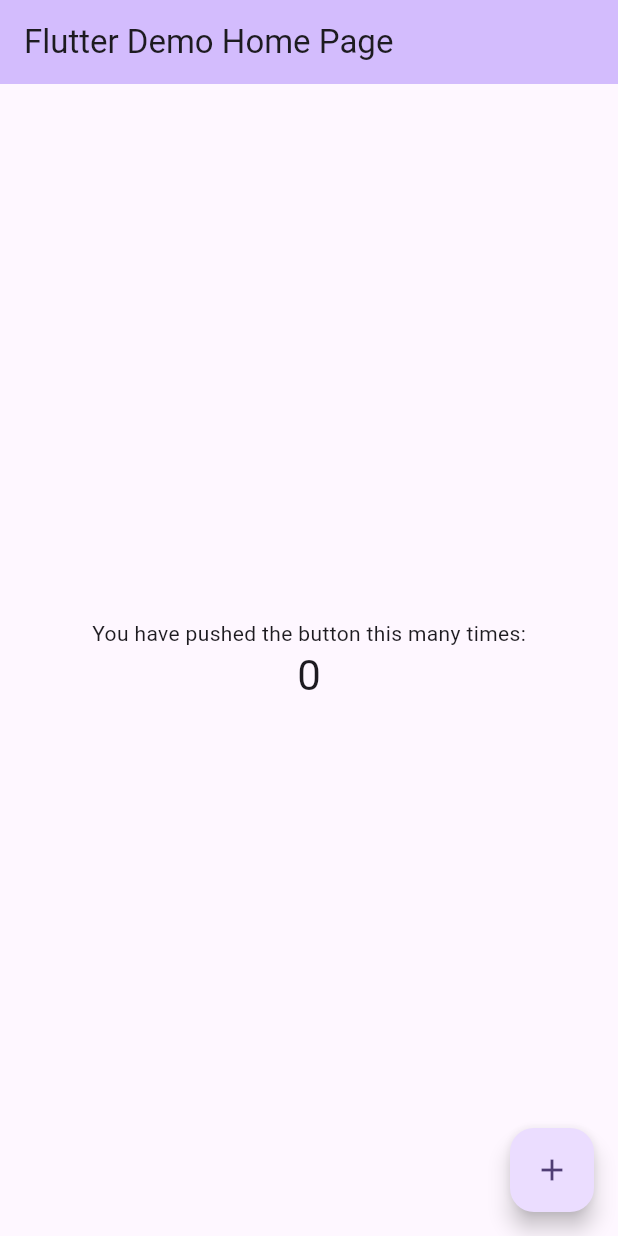
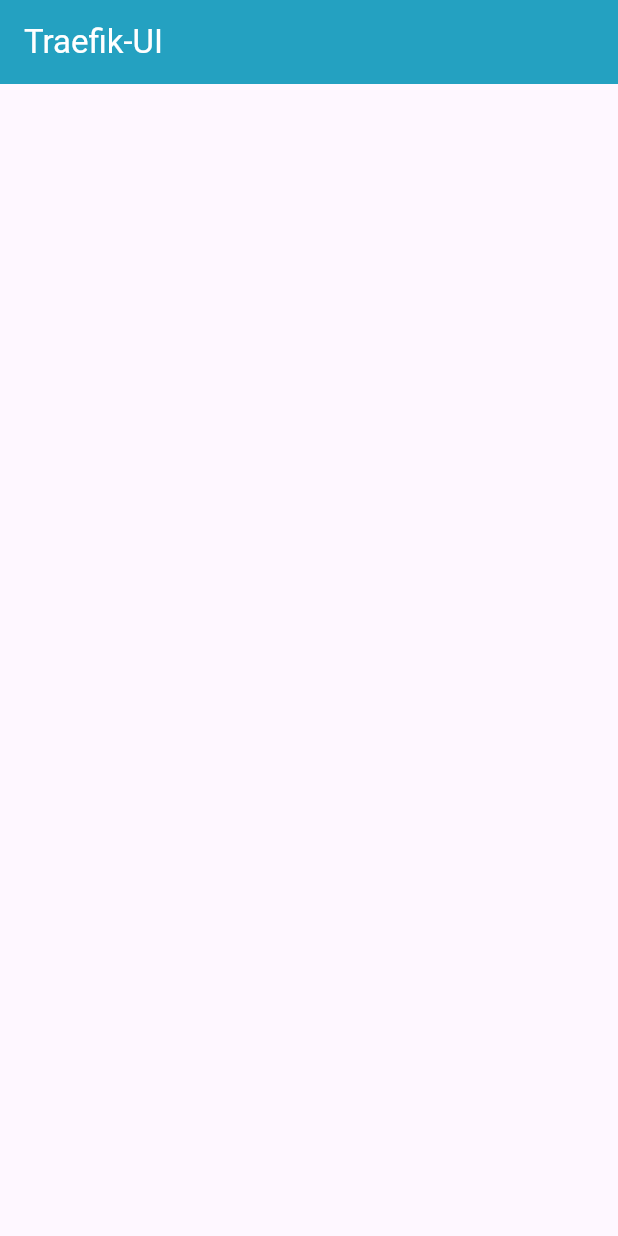
Before and after one commit to Zamaruu/traefik-yaml-ui, a Flutter app: the screen it shows after launch, on a phone screen of 412 x 824 dp. Run offline on Flutter 3.47's test engine with Material 3 defaults, Android fonts, the phone set to English and light mode, and no system bars; our stand-ins replace go_router.

Commit message:
first routing strcuture for frontend with arguments and base widgets

```diff
--- a/frontend/lib/main.dart
+++ b/frontend/lib/main.dart
@@ -1,125 +1,44 @@
 import 'package:flutter/material.dart';
+import 'package:frontend/router.dart';
+import 'package:frontend/src/global/typedefs.dart';
+import 'package:go_router/go_router.dart';
 
 void main() {
-  runApp(const MyApp());
+  WidgetsFlutterBinding.ensureInitialized();
+
+  runApp(
+    const TraefikUiApp(),
+  );
 }
 
-class MyApp extends StatelessWidget {
-  const MyApp({super.key});
+class TraefikUiApp extends StatefulWidget {
+  const TraefikUiApp({super.key});
 
-  // This widget is the root of your application.
   @override
-  Widget build(BuildContext context) {
-    return MaterialApp(
-      title: 'Flutter Demo',
-      theme: ThemeData(
-        // This is the theme of your application.
-        //
-        // TRY THIS: Try running your application with "flutter run". You'll see
-        // the application has a purple toolbar. Then, without quitting the app,
-        // try changing the seedColor in the colorScheme below to Colors.green
-        // and then invoke "hot reload" (save your changes or press the "hot
-        // reload" button in a Flutter-supported IDE, or press "r" if you used
-        // the command line to start the app).
-        //
-        // Notice that the counter didn't reset back to zero; the application
-        // state is not lost during the reload. To reset the state, use hot
-        // restart instead.
-        //
-        // This works for code too, not just values: Most code changes can be
-        // tested with just a hot reload.
-        colorScheme: ColorScheme.fromSeed(seedColor: Colors.deepPurple),
-        useMaterial3: true,
-      ),
-      home: const MyHomePage(title: 'Flutter Demo Home Page'),
-    );
-  }
+  State<TraefikUiApp> createState() => _TraefikUiAppState();
 }
 
-class MyHomePage extends StatefulWidget {
-  const MyHomePage({super.key, required this.title});
+class _TraefikUiAppState extends State<TraefikUiApp> {
+  late final NavigatorKey globalNavKey;
 
-  // This widget is the home page of your application. It is stateful, meaning
-  // that it has a State object (defined below) that contains fields that affect
-  // how it looks.
+  late final GoRouter appRouter;
 
-  // This class is the configuration for the state. It holds the values (in this
-  // case the title) provided by the parent (in this case the App widget) and
-  // used by the build method of the State. Fields in a Widget subclass are
-  // always marked "final".
-
-  final String title;
+  // -----------------------------------------------------------------------
+  // Lifecycle
 
   @override
-  State<MyHomePage> createState() => _MyHomePageState();
-}
+  void initState() {
+    globalNavKey = GlobalKey<NavigatorState>();
+    appRouter = AppRouter.buildRouter(navKey: globalNavKey);
 
-class _MyHomePageState extends State<MyHomePage> {
-  int _counter = 0;
-
-  void _incrementCounter() {
-    setState(() {
-      // This call to setState tells the Flutter framework that something has
-      // changed in this State, which causes it to rerun the build method below
-      // so that the display can reflect the updated values. If we changed
-      // _counter without calling setState(), then the build method would not be
-      // called again, and so nothing would appear to happen.
-      _counter++;
-    });
+    super.initState();
   }
 
   @override
   Widget build(BuildContext context) {
-    // This method is rerun every time setState is called, for instance as done
-    // by the _incrementCounter method above.
-    //
-    // The Flutter framework has been optimized to make rerunning build methods
-    // fast, so that you can just rebuild anything that needs updating rather
-    // than having to individually change instances of widgets.
-    return Scaffold(
-      appBar: AppBar(
-        // TRY THIS: Try changing the color here to a specific color (to
-        // Colors.amber, perhaps?) and trigger a hot reload to see the AppBar
-        // change color while the other colors stay the same.
-        backgroundColor: Theme.of(context).colorScheme.inversePrimary,
-        // Here we take the value from the MyHomePage object that was created by
-        // the App.build method, and use it to set our appbar title.
-        title: Text(widget.title),
-      ),
-      body: Center(
-        // Center is a layout widget. It takes a single child and positions it
-        // in the middle of the parent.
-        child: Column(
-          // Column is also a layout widget. It takes a list of children and
-          // arranges them vertically. By default, it sizes itself to fit its
-          // children horizontally, and tries to be as tall as its parent.
-          //
-          // Column has various properties to control how it sizes itself and
-          // how it positions its children. Here we use mainAxisAlignment to
-          // center the children vertically; the main axis here is the vertical
-          // axis because Columns are vertical (the cross axis would be
-          // horizontal).
-          //
-          // TRY THIS: Invoke "debug painting" (choose the "Toggle Debug Paint"
-          // action in the IDE, or press "p" in the console), to see the
-          // wireframe for each widget.
-          mainAxisAlignment: MainAxisAlignment.center,
-          children: <Widget>[
-            const Text(
-              'You have pushed the button this many times:',
-            ),
-            Text(
-              '$_counter',
-              style: Theme.of(context).textTheme.headlineMedium,
-            ),
-          ],
-        ),
-      ),
-      floatingActionButton: FloatingActionButton(
-        onPressed: _incrementCounter,
-        tooltip: 'Increment',
-        child: const Icon(Icons.add),
-      ), // This trailing comma makes auto-formatting nicer for build methods.
+    return MaterialApp.router(
+      title: "Treafik UI",
+      routerConfig: appRouter,
     );
   }
 }
--- /dev/null
+++ b/frontend/lib/router.dart
@@ -0,0 +1,59 @@
+import 'package:flutter/cupertino.dart';
+import 'package:frontend/src/core/extensions/packages/gorouter.extensions.dart';
+import 'package:frontend/src/global/typedefs.dart';
+import 'package:frontend/src/models/interfaces/core/routable_screen.interface.dart';
+import 'package:frontend/src/modules/error/screens/error.screen.dart';
+import 'package:frontend/src/modules/root/screens/approot.screen.dart';
+import 'package:go_router/go_router.dart';
+
+class AppRouter {
+  // -----------------------------------------------------------------------------------
+  // Paths
+
+  static const kRootRoute = "/";
+
+  static const kErrorRoute = "/error";
+
+  // -----------------------------------------------------------------------------------
+  // Routes
+
+  static List<GoRoute> _routeBuilder() {
+    final routes = <GoRoute>[];
+
+    // Main App Routes
+    routes.add(
+      GoRoute(
+        path: kRootRoute,
+        builder: (context, state) {
+          return AppRoot(argument: state.asArgument);
+        },
+      ),
+    );
+
+    // Auth Routes
+
+    // Error Routes
+    routes.add(
+      GoRoute(
+        path: kErrorRoute,
+        builder: (context, state) {
+          return ErrorScreen(argument: state.asArgument);
+        },
+      ),
+    );
+
+    return routes;
+  }
+
+  // -----------------------------------------------------------------------------------
+  // Router-Erstellung
+
+  static GoRouter buildRouter({
+    required NavigatorKey navKey,
+  }) {
+    return GoRouter(
+      navigatorKey: navKey,
+      routes: _routeBuilder(),
+    );
+  }
+}
--- /dev/null
+++ b/frontend/lib/src/core/widgets/app_scaffold.widget.dart
@@ -0,0 +1,24 @@
+import 'package:flutter/material.dart';
+
+class AppScaffold extends StatelessWidget {
+  final String title;
+
+  final Color appBarColor;
+
+  const AppScaffold({
+    super.key,
+    required this.title,
+    this.appBarColor = const Color(0xff24a1c1),
+  });
+
+  @override
+  Widget build(BuildContext context) {
+    return Scaffold(
+      appBar: AppBar(
+        title: Text(title),
+        backgroundColor: appBarColor,
+        foregroundColor: Colors.white,
+      ),
+    );
+  }
+}
--- /dev/null
+++ b/frontend/lib/src/global/typedefs.dart
@@ -0,0 +1,4 @@
+import 'package:flutter/cupertino.dart';
+
+/// QoL-Type for the global navigator state, to be used in notifications or the app router.
+typedef NavigatorKey = GlobalKey<NavigatorState>;
--- /dev/null
+++ b/frontend/lib/src/models/interfaces/core/argument.interface.dart
@@ -0,0 +1,5 @@
+import 'package:go_router/go_router.dart';
+
+abstract interface class IRouterArgument {
+  GoRouterState get routerState;
+}
--- a/frontend/pubspec.yaml
+++ b/frontend/pubspec.yaml
@@ -35,6 +35,8 @@ dependencies:
   # The following adds the Cupertino Icons font to your application.
   # Use with the CupertinoIcons class for iOS style icons.
   cupertino_icons: ^1.0.8
+  go_router: ^15.1.2
+  riverpod: ^2.6.1
 
 dev_dependencies:
   flutter_test:
```
Also changed, not shown: frontend/lib/src/core/extensions/packages/gorouter.extensions.dart (added, +7 -0 lines), frontend/lib/src/core/widgets/app_screen.widget.dart (added, +18 -0 lines), frontend/lib/src/models/interfaces/core/routable_screen.interface.dart (added, +8 -0 lines), frontend/lib/src/models/objects/core/router/base_argument.model.dart (added, +10 -0 lines), frontend/lib/src/models/objects/core/router/router_argument.abstract.dart (added, +9 -0 lines), frontend/lib/src/modules/error/screens/error.screen.dart (added, +14 -0 lines), frontend/lib/src/modules/root/screens/approot.screen.dart (added, +14 -0 lines), frontend/lib/src/models/objects/types.dart (renamed from frontend/lib/src/models/types.dart), 1 other file.
